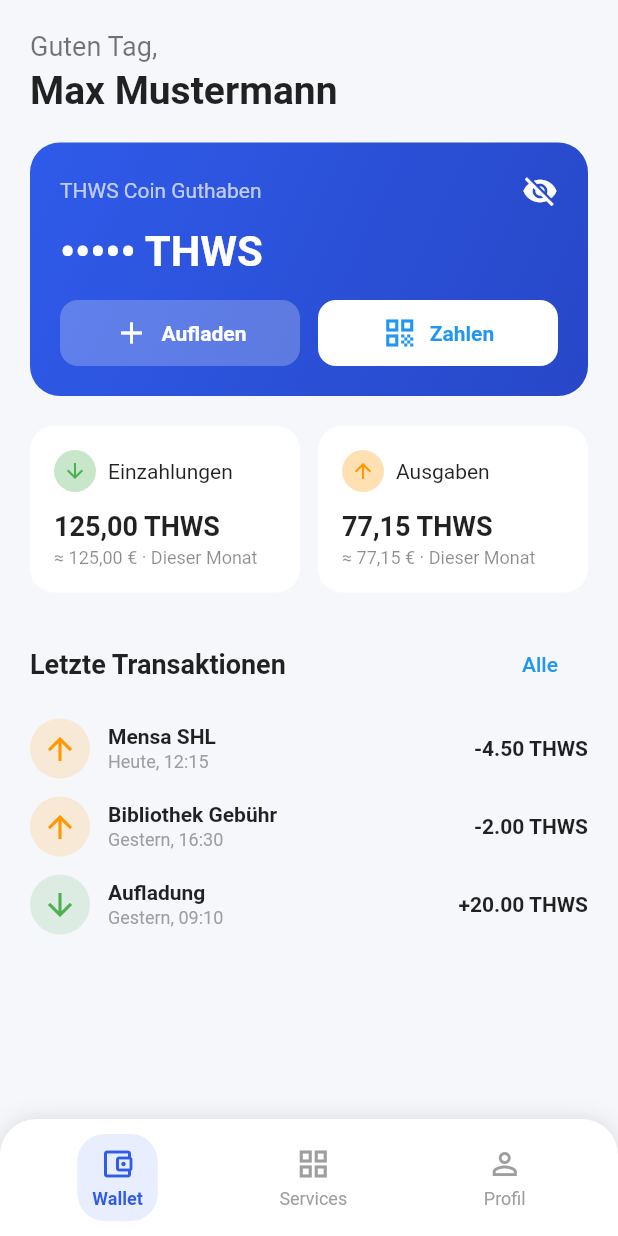
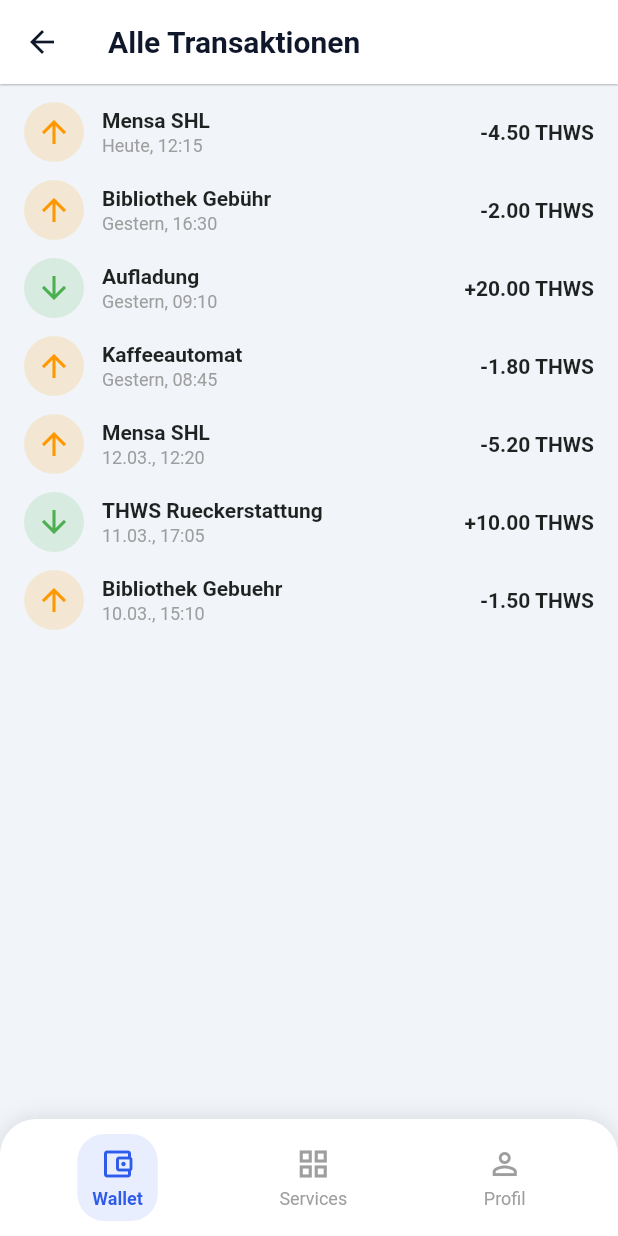
Before and after one commit to UmutVci/thws-utility-token-system, a Flutter app: the MainLayout screen opened directly, after a tap on "Alle", on a phone screen of 412 x 824 dp. Run offline on Flutter 3.47's test engine with Material 3 defaults, Android fonts, the phone set to English and light mode, and no system bars; our stand-ins replace permission_handler, qr_flutter.

Commit message:
Add initial index support to MainLayout and implement WalletAllTransactionsScreen with transaction navigation

```diff
--- a/lib/layout/main_layout.dart
+++ b/lib/layout/main_layout.dart
@@ -6,14 +6,16 @@ import '../screens/profile/profile_screen.dart';
 import 'app_bottom_nav.dart';
 
 class MainLayout extends StatefulWidget {
-  const MainLayout({super.key});
+  final int initialIndex;
+
+  const MainLayout({super.key, this.initialIndex = 0});
 
   @override
   State<MainLayout> createState() => _MainLayoutState();
 }
 
 class _MainLayoutState extends State<MainLayout> {
-  int _currentIndex = 0;
+  late int _currentIndex = widget.initialIndex;
 
  final List<Widget> _pages = const [
   WalletScreen(),
--- /dev/null
+++ b/lib/screens/wallet/wallet_all_transactions_screen.dart
@@ -0,0 +1,59 @@
+import 'package:flutter/material.dart';
+
+import '../../layout/app_bottom_nav.dart';
+import '../../layout/main_layout.dart';
+import '../../models/transaction_item.dart';
+import '../../widgets/transaction_tile.dart';
+
+class WalletAllTransactionsScreen extends StatelessWidget {
+  final List<TransactionItem> transactions;
+
+  const WalletAllTransactionsScreen({
+    super.key,
+    required this.transactions,
+  });
+
+  @override
+  Widget build(BuildContext context) {
+    return Scaffold(
+      backgroundColor: const Color(0xFFF1F5F9),
+      appBar: AppBar(
+        backgroundColor: Colors.white,
+        elevation: 0.5,
+        centerTitle: false,
+        title: const Text(
+          'Alle Transaktionen',
+          style: TextStyle(
+            color: Color(0xFF0F172A),
+            fontWeight: FontWeight.w700,
+          ),
+        ),
+        iconTheme: const IconThemeData(color: Color(0xFF0F172A)),
+      ),
+      body: SafeArea(
+        child: ListView.builder(
+          padding: const EdgeInsets.fromLTRB(16, 12, 16, 16),
+          itemCount: transactions.length,
+          itemBuilder: (context, index) => TransactionTile(
+            tx: transactions[index],
+          ),
+        ),
+      ),
+      bottomNavigationBar: AppBottomNav(
+        currentIndex: 0,
+        onTap: (index) {
+          if (index == 0) {
+            Navigator.pop(context);
+            return;
+          }
+          Navigator.pushReplacement(
+            context,
+            MaterialPageRoute(
+              builder: (_) => MainLayout(initialIndex: index),
+            ),
+          );
+        },
+      ),
+    );
+  }
+}
--- a/lib/screens/wallet/wallet_screen.dart
+++ b/lib/screens/wallet/wallet_screen.dart
@@ -29,6 +29,30 @@ class WalletScreen extends StatelessWidget {
         amount: 20.00,
         isExpense: false,
       ),
+      TransactionItem(
+        title: "Kaffeeautomat",
+        subtitle: "Gestern, 08:45",
+        amount: -1.80,
+        isExpense: true,
+      ),
+      TransactionItem(
+        title: "Mensa SHL",
+        subtitle: "12.03., 12:20",
+        amount: -5.20,
+        isExpense: true,
+      ),
+      TransactionItem(
+        title: "THWS Rueckerstattung",
+        subtitle: "11.03., 17:05",
+        amount: 10.00,
+        isExpense: false,
+      ),
+      TransactionItem(
+        title: "Bibliothek Gebuehr",
+        subtitle: "10.03., 15:10",
+        amount: -1.50,
+        isExpense: true,
+      ),
     ];
   }
 
--- a/lib/screens/wallet/wallet_transactions_section.dart
+++ b/lib/screens/wallet/wallet_transactions_section.dart
@@ -1,6 +1,7 @@
 import 'package:flutter/material.dart';
 import '../../models/transaction_item.dart';
 import '../../widgets/transaction_tile.dart';
+import 'wallet_all_transactions_screen.dart';
 
 class WalletTransactionsSection extends StatelessWidget {
   final List<TransactionItem> transactions;
@@ -22,7 +23,19 @@ class WalletTransactionsSection extends StatelessWidget {
               "Letzte Transaktionen",
               style: TextStyle(fontSize: 18, fontWeight: FontWeight.bold),
             ),
-            TextButton(onPressed: () {}, child: const Text("Alle")),
+            TextButton(
+              onPressed: () {
+                Navigator.push(
+                  context,
+                  MaterialPageRoute(
+                    builder: (_) => WalletAllTransactionsScreen(
+                      transactions: transactions,
+                    ),
+                  ),
+                );
+              },
+              child: const Text("Alle"),
+            ),
           ],
         ),
         const SizedBox(height: 12),
```
